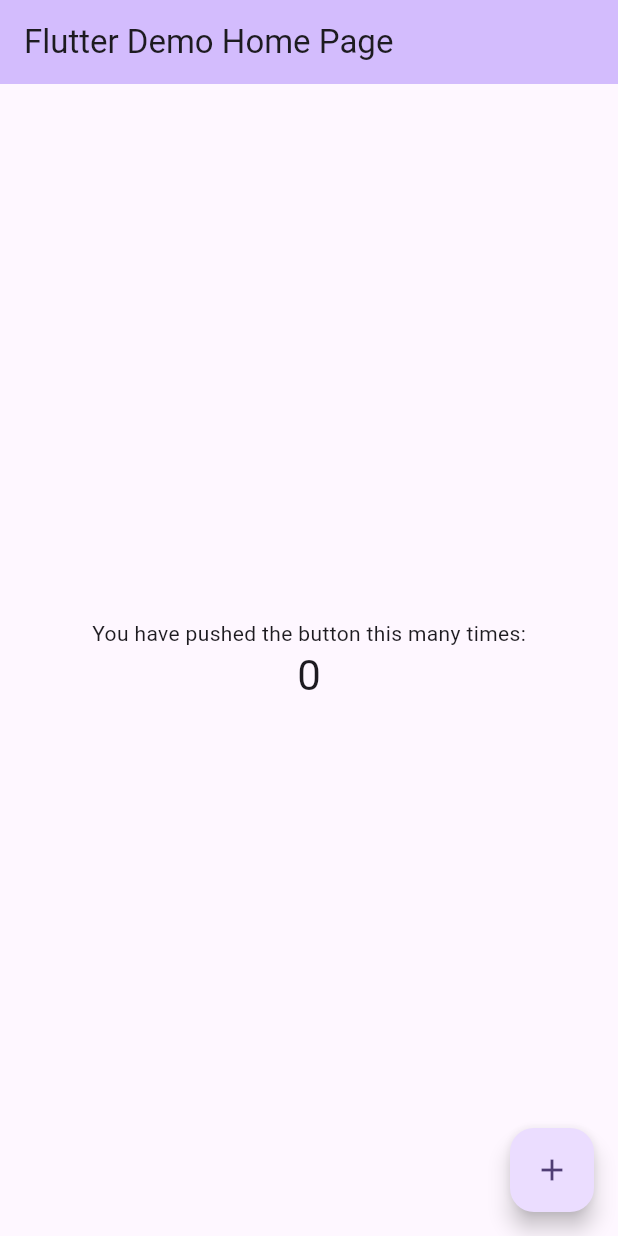
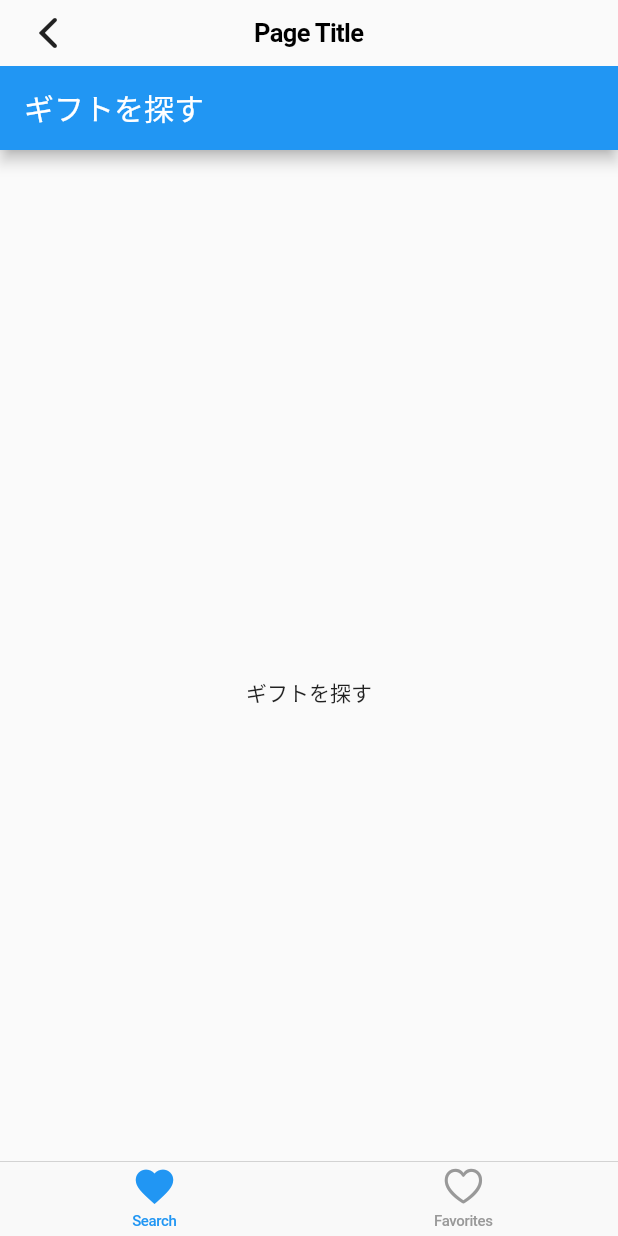
Before and after one commit to kaka0913/intern_practice, a Flutter app: the screen it shows after launch, on a phone screen of 412 x 824 dp. Run offline on Flutter 3.47's test engine with Material 2 defaults, Android fonts, the light colour scheme and no system bars.

Commit message:
CupertinoTab

```diff
--- /dev/null
+++ b/lib/app.dart
@@ -0,0 +1,79 @@
+import 'package:flutter/cupertino.dart';
+import 'package:flutter/material.dart';
+
+class MyHomePage extends StatefulWidget {
+  const MyHomePage({required this.title, super.key});
+
+  final String title;
+
+  @override
+  State<MyHomePage> createState() => _MyHomePageState();
+}
+
+class _MyHomePageState extends State<MyHomePage> {
+
+
+  @override
+  Widget build(BuildContext BuildContext) {
+    return CupertinoTabScaffold(
+      tabBar: CupertinoTabBar(
+        items: const <BottomNavigationBarItem> [
+          BottomNavigationBarItem(
+            icon: Icon(Icons.favorite),
+            label: 'Search',
+          ),
+          BottomNavigationBarItem(
+            icon: Icon(CupertinoIcons.heart),
+            label: 'Favorites',
+          ),
+        ],
+      ),
+      tabBuilder: (context, index) {
+        switch (index) {
+          case 0: // 1番左のタブが選ばれた時の画面
+            return CupertinoTabView(builder: (context) {
+              return const CupertinoPageScaffold(
+                navigationBar: CupertinoNavigationBar(
+  leading: Icon(CupertinoIcons.back),
+  middle: Text('Page Title'), // ナビゲーションバーの中央に表示されるウィジェット
+),
+                child: SearchScreen(), // 表示したい画面のWidget
+              );
+            });
+          case 1: // ほぼ同じなので割愛
+
+          default:
+            return SizedBox(child: Center(child: Text('Invalid index: $index')));
+        }
+      },
+    );
+  }
+}
+
+class SearchScreen extends StatefulWidget {
+  const SearchScreen({Key? key}) : super(key: key);
+
+  @override
+  _SearchScreenState createState() => _SearchScreenState();
+}
+
+class _SearchScreenState extends State<SearchScreen> {
+  @override
+  Widget build(BuildContext context) {
+    return Scaffold(
+      appBar: AppBar(
+        title: const Text('ギフトを探す'),
+      ),
+      body: const Center(
+        child: Column(
+          mainAxisAlignment: MainAxisAlignment.center,
+          children: <Widget>[
+            Text(
+              'ギフトを探す',
+            ),
+          ],
+        ),
+      ),
+    );
+  }
+}
--- a/lib/main.dart
+++ b/lib/main.dart
@@ -1,5 +1,7 @@
 // Flutter imports:
 import 'package:flutter/material.dart';
+
+import 'app.dart';
 
 void main() {
   runApp(const MyApp());
@@ -8,64 +10,10 @@ void main() {
 class MyApp extends StatelessWidget {
   const MyApp({super.key});
 
-  // This widget is the root of your application.
   @override
   Widget build(BuildContext context) {
-    return MaterialApp(
-      title: 'Flutter Demo',
-      theme: ThemeData(
-        colorScheme: ColorScheme.fromSeed(seedColor: Colors.deepPurple),
-        useMaterial3: true,
-      ),
-      home: const MyHomePage(title: 'Flutter Demo Home Page'),
+    return const MaterialApp(
+      home: MyHomePage(title: 'Flutter Demo Home Page'),
     );
   }
 }
-
-class MyHomePage extends StatefulWidget {
-  const MyHomePage({required this.title, super.key});
-
-  final String title;
-
-  @override
-  State<MyHomePage> createState() => _MyHomePageState();
-}
-
-class _MyHomePageState extends State<MyHomePage> {
-  int _counter = 0;
-
-  void _incrementCounter() {
-    setState(() {
-      _counter++;
-    });
-  }
-
-  @override
-  Widget build(BuildContext context) {
-    return Scaffold(
-      appBar: AppBar(
-        backgroundColor: Theme.of(context).colorScheme.inversePrimary,
-        title: Text(widget.title),
-      ),
-      body: Center(
-        child: Column(
-          mainAxisAlignment: MainAxisAlignment.center,
-          children: <Widget>[
-            const Text(
-              'You have pushed the button this many times:',
-            ),
-            Text(
-              '$_counter',
-              style: Theme.of(context).textTheme.headlineMedium,
-            ),
-          ],
-        ),
-      ),
-      floatingActionButton: FloatingActionButton(
-        onPressed: _incrementCounter,
-        tooltip: 'Increment',
-        child: const Icon(Icons.add),
-      ),
-    );
-  }
-}
```
